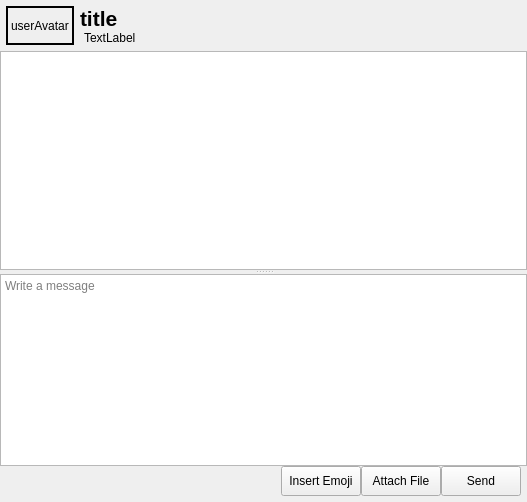
First picture: the form in sources/chat-area/ChatArea.ui, repository nuclear868/mattermost-qt, before the edit.
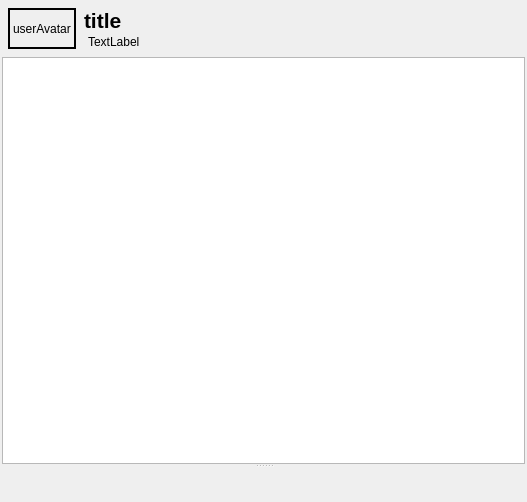
Second picture: the form after the edit. Custom widgets are drawn as their Qt base class.

Commit message: OutgoingPostCreator is now a QT ui element. Also, post creation button moved to separate class - OutgoingPostPanels. This allows easier access from multiple places, so that OutgoingPostCreator does not access ChatArea ui elements.

```diff
--- a/sources/chat-area/ChatArea.ui
+++ b/sources/chat-area/ChatArea.ui
@@ -15,22 +15,19 @@
   </property>
   <layout class="QVBoxLayout" name="verticalLayout">
    <property name="spacing">
-    <number>0</number>
-   </property>
-   <property name="sizeConstraint">
-    <enum>QLayout::SetMaximumSize</enum>
+    <number>2</number>
    </property>
    <property name="leftMargin">
-    <number>0</number>
+    <number>2</number>
    </property>
    <property name="topMargin">
-    <number>0</number>
+    <number>2</number>
    </property>
    <property name="rightMargin">
-    <number>0</number>
+    <number>2</number>
    </property>
    <property name="bottomMargin">
-    <number>0</number>
+    <number>2</number>
    </property>
    <item>
     <layout class="QHBoxLayout" name="horizontalLayout_4">
@@ -139,7 +136,7 @@
      </property>
      <widget class="Mattermost::PostsListWidget" name="listWidget">
       <property name="sizePolicy">
-       <sizepolicy hsizetype="Maximum" vsizetype="Expanding">
+       <sizepolicy hsizetype="Expanding" vsizetype="Expanding">
         <horstretch>0</horstretch>
         <verstretch>1</verstretch>
        </sizepolicy>
@@ -163,166 +160,16 @@
        <enum>QListView::Adjust</enum>
       </property>
      </widget>
-     <widget class="QWidget" name="horizontalLayoutWidget_2">
-      <layout class="QHBoxLayout" name="horizontalLayout_3" stretch="0">
-       <property name="spacing">
-        <number>4</number>
-       </property>
-       <property name="sizeConstraint">
-        <enum>QLayout::SetMaximumSize</enum>
-       </property>
-       <property name="rightMargin">
-        <number>0</number>
-       </property>
-       <property name="bottomMargin">
-        <number>0</number>
-       </property>
-       <item>
-        <widget class="Mattermost::MessageTextEditWidget" name="textEdit">
-         <property name="sizePolicy">
-          <sizepolicy hsizetype="Expanding" vsizetype="Minimum">
-           <horstretch>0</horstretch>
-           <verstretch>0</verstretch>
-          </sizepolicy>
-         </property>
-         <property name="minimumSize">
-          <size>
-           <width>100</width>
-           <height>40</height>
-          </size>
-         </property>
-         <property name="maximumSize">
-          <size>
-           <width>2000</width>
-           <height>210</height>
-          </size>
-         </property>
-         <property name="sizeIncrement">
-          <size>
-           <width>0</width>
-           <height>20</height>
-          </size>
-         </property>
-         <property name="contextMenuPolicy">
-          <enum>Qt::NoContextMenu</enum>
-         </property>
-         <property name="frameShape">
-          <enum>QFrame::StyledPanel</enum>
-         </property>
-         <property name="frameShadow">
-          <enum>QFrame::Sunken</enum>
-         </property>
-         <property name="midLineWidth">
-          <number>0</number>
-         </property>
-         <property name="acceptRichText">
-          <bool>false</bool>
-         </property>
-         <property name="placeholderText">
-          <string>Write a message</string>
-         </property>
-        </widget>
-       </item>
-      </layout>
-     </widget>
+     <widget class="Mattermost::OutgoingPostCreator" name="outgoingPostCreator" native="true"/>
     </widget>
    </item>
    <item>
-    <layout class="QHBoxLayout" name="horizontalLayout">
-     <property name="leftMargin">
-      <number>6</number>
-     </property>
-     <property name="topMargin">
+    <layout class="QVBoxLayout" name="footerLayout">
+     <property name="spacing">
       <number>0</number>
      </property>
-     <property name="rightMargin">
-      <number>6</number>
-     </property>
-     <property name="bottomMargin">
-      <number>6</number>
-     </property>
      <item>
-      <widget class="QLabel" name="label">
-       <property name="minimumSize">
-        <size>
-         <width>50</width>
-         <height>20</height>
-        </size>
-       </property>
-       <property name="maximumSize">
-        <size>
-         <width>16777215</width>
-         <height>20</height>
-        </size>
-       </property>
-       <property name="text">
-        <string/>
-       </property>
-      </widget>
-     </item>
-     <item>
-      <spacer name="horizontalSpacer_2">
-       <property name="orientation">
-        <enum>Qt::Horizontal</enum>
-       </property>
-       <property name="sizeHint" stdset="0">
-        <size>
-         <width>40</width>
-         <height>20</height>
-        </size>
-       </property>
-      </spacer>
-     </item>
-     <item>
-      <widget class="QPushButton" name="addEmojiButton">
-       <property name="maximumSize">
-        <size>
-         <width>16777215</width>
-         <height>30</height>
-        </size>
-       </property>
-       <property name="text">
-        <string>Insert Emoji</string>
-       </property>
-      </widget>
-     </item>
-     <item>
-      <widget class="QPushButton" name="attachButton">
-       <property name="minimumSize">
-        <size>
-         <width>0</width>
-         <height>30</height>
-        </size>
-       </property>
-       <property name="maximumSize">
-        <size>
-         <width>16777215</width>
-         <height>30</height>
-        </size>
-       </property>
-       <property name="text">
-        <string>Attach File</string>
-       </property>
-      </widget>
-     </item>
-     <item>
-      <widget class="QPushButton" name="sendButton">
-       <property name="minimumSize">
-        <size>
-         <width>0</width>
-         <height>30</height>
-        </size>
-       </property>
-       <property name="maximumSize">
-        <size>
-         <width>16777215</width>
-         <height>30</height>
-        </size>
-       </property>
-       <property name="text">
-        <string>Send</string>
-       </property>
-      </widget>
+      <widget class="Mattermost::OutgoingPostPanel" name="outgoingPostPanel" native="true"/>
      </item>
     </layout>
    </item>
@@ -335,9 +182,16 @@
    <header>chat-area/PostsListWidget.h</header>
   </customwidget>
   <customwidget>
-   <class>Mattermost::MessageTextEditWidget</class>
-   <extends>QTextEdit</extends>
-   <header>chat-area/outgoing-post/MessageTextEditWidget.h</header>
+   <class>Mattermost::OutgoingPostCreator</class>
+   <extends>QWidget</extends>
+   <header>chat-area/outgoing-post/OutgoingPostCreator.h</header>
+   <container>1</container>
+  </customwidget>
+  <customwidget>
+   <class>Mattermost::OutgoingPostPanel</class>
+   <extends>QWidget</extends>
+   <header>chat-area/outgoing-post/OutgoingPostPanel.h</header>
+   <container>1</container>
   </customwidget>
  </customwidgets>
  <resources/>
```
Left out of the diff: 2 changed lines with no effect on the pictures. The commit also changes 9 other files.
